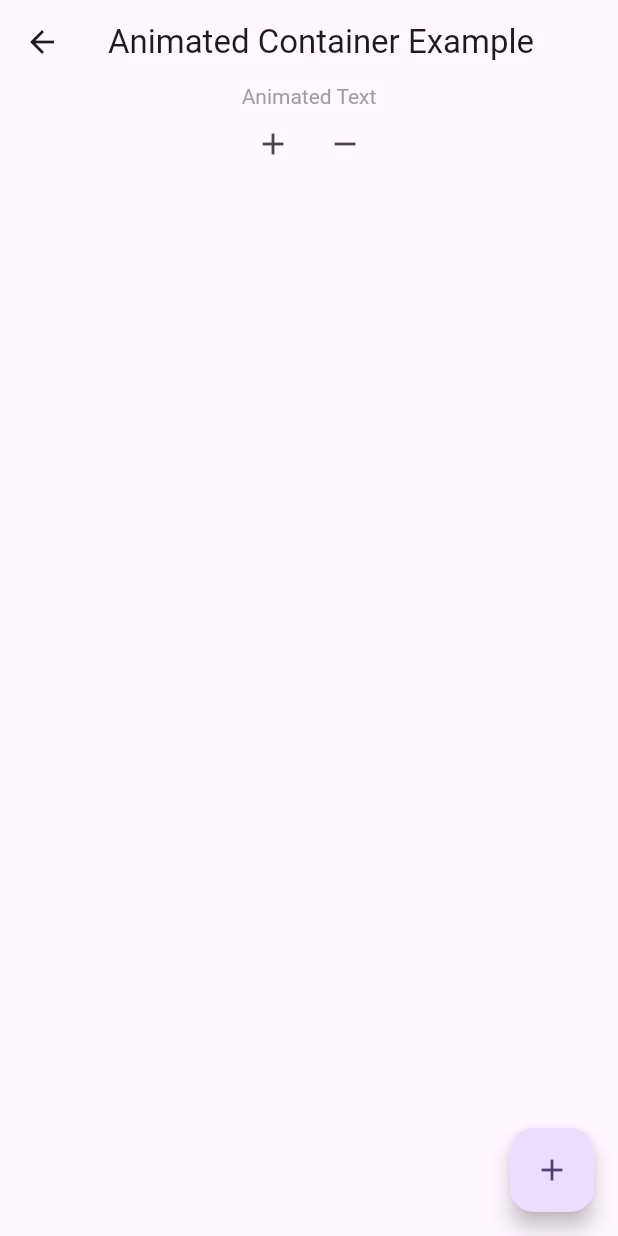
After one commit to samih93/flutter_animation_tutorial, a Flutter app: the screen it shows after launch, after a tap on "Animation DefaultTextStyle", on a phone screen of 412 x 824 dp. The commit adds this screen. Run offline on Flutter 3.47's test engine with Material 2 defaults, Android fonts, the light colour scheme and no system bars.

Commit message:
animated default text style

```diff
--- /dev/null
+++ b/lib/implicit_animation/animated_default_text_style.dart
@@ -0,0 +1,67 @@
+import 'package:flutter/material.dart';
+
+class AnimatedDefaultTextStyleScreen extends StatefulWidget {
+  const AnimatedDefaultTextStyleScreen({super.key});
+
+  @override
+  State<AnimatedDefaultTextStyleScreen> createState() =>
+      _AnimatedDefaultTextStyleExampleState();
+}
+
+class _AnimatedDefaultTextStyleExampleState
+    extends State<AnimatedDefaultTextStyleScreen> {
+  Color _color = Colors.grey;
+  double _fontSize = 14;
+
+  void setAnimationsValue() {
+    setState(() {
+      _color = Colors.orange;
+      _fontSize = 25;
+    });
+  }
+
+  resetAnimation() {
+    setState(() {
+      _color = Colors.grey;
+      _fontSize = 14;
+    });
+  }
+
+  @override
+  Widget build(BuildContext context) {
+    return Scaffold(
+      appBar: AppBar(
+        title: Text("Animated Container Example"),
+      ),
+      body: Center(
+          child: Column(
+        children: [
+          AnimatedDefaultTextStyle(
+              curve: Curves.easeIn,
+              duration: Duration(milliseconds: 400),
+              style: TextStyle(color: _color, fontSize: _fontSize),
+              child: Text("Animated Text")),
+          Row(
+            mainAxisAlignment: MainAxisAlignment.center,
+            children: [
+              IconButton(
+                  onPressed: () {
+                    setAnimationsValue();
+                  },
+                  icon: Icon(Icons.add)),
+              IconButton(
+                  onPressed: () {
+                    resetAnimation();
+                  },
+                  icon: Icon(Icons.remove))
+            ],
+          )
+        ],
+      )),
+      floatingActionButton: FloatingActionButton(
+        onPressed: () {},
+        child: Icon(Icons.add),
+      ),
+    );
+  }
+}
--- a/lib/main.dart
+++ b/lib/main.dart
@@ -3,6 +3,7 @@ import 'package:flutter_tutorial_animation/implicit_animation/animated_container
 import 'package:flutter_tutorial_animation/animation_and_tween_screen.dart';
 import 'package:flutter_tutorial_animation/animation_controller_status_screen.dart';
 import 'package:flutter_tutorial_animation/animation_curves_screen.dart';
+import 'package:flutter_tutorial_animation/implicit_animation/animated_default_text_style.dart';
 
 import 'implicit_animation/animated_align_widget_screen.dart';
 
@@ -72,6 +73,10 @@ class MyHomePAge extends StatelessWidget {
             height: 5,
           ),
           animatedContainerDemoWidget(context),
+          SizedBox(
+            height: 5,
+          ),
+          animatedDefaultTextStyleWidget(context),
         ]),
       ),
     );
@@ -127,3 +132,13 @@ Widget animatedContainerDemoWidget(BuildContext context) => ElevatedButton(
           ));
     },
     child: Text("Animation Container "));
+
+Widget animatedDefaultTextStyleWidget(BuildContext context) => ElevatedButton(
+    onPressed: () {
+      Navigator.push(
+          context,
+          MaterialPageRoute(
+            builder: (context) => AnimatedDefaultTextStyleScreen(),
+          ));
+    },
+    child: Text("Animation DefaultTextStyle "));
```
